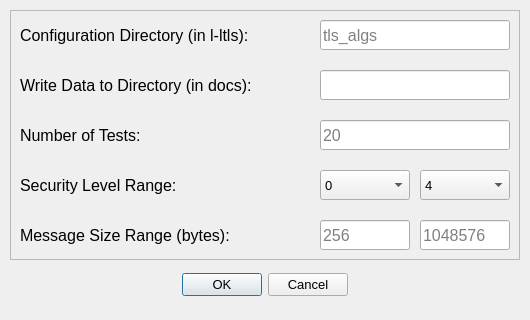
First picture: the form in tools/ui/profile.ui, repository CarrascoII/thesis-research, before the edit.
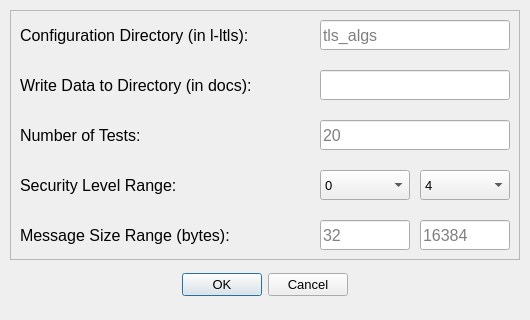
Second picture: the form after the edit.

Patch:
```diff
--- a/tools/ui/profile.ui
+++ b/tools/ui/profile.ui
@@ -122,7 +122,7 @@
      <string/>
     </property>
     <property name="placeholderText">
-     <string>256</string>
+     <string>32</string>
     </property>
     <property name="clearButtonEnabled">
      <bool>true</bool>
@@ -141,7 +141,7 @@
      <string/>
     </property>
     <property name="placeholderText">
-     <string>1048576</string>
+     <string>16384</string>
     </property>
     <property name="clearButtonEnabled">
      <bool>true</bool>
```
